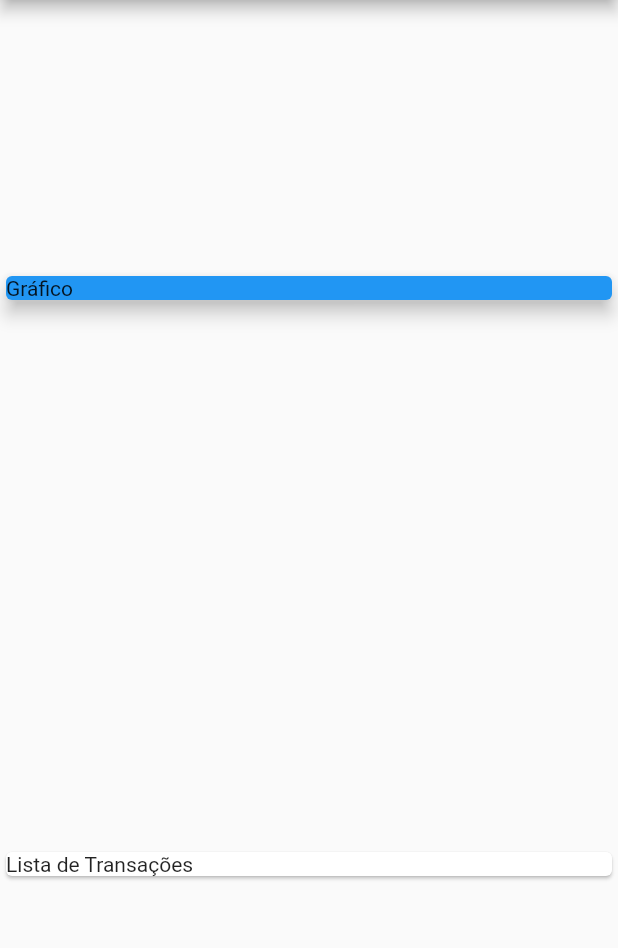
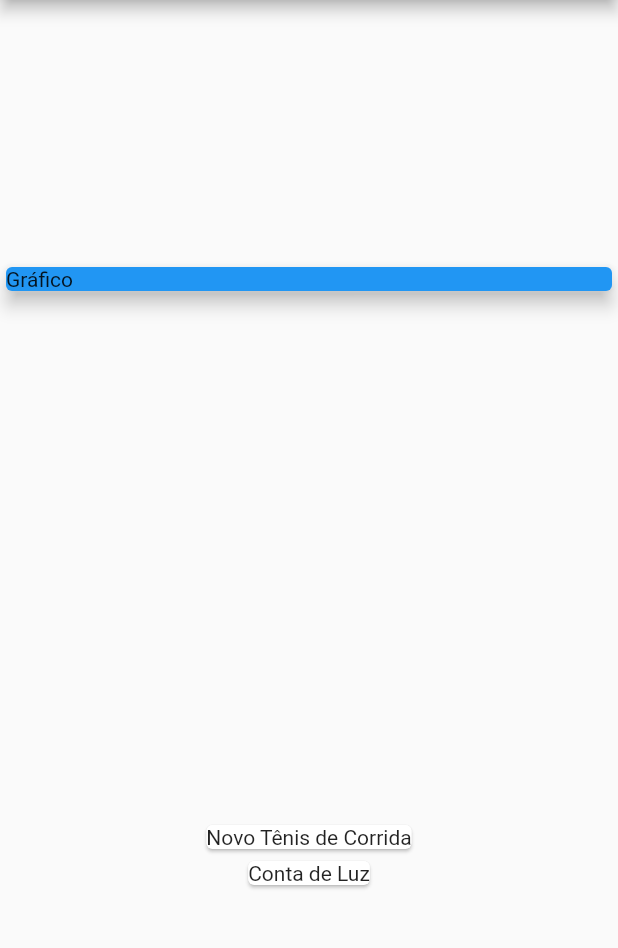
Before and after one commit to CharlesEdu07/ExpensesApp, a Flutter app: the screen it shows after launch, on a phone screen of 412 x 824 dp, the part 84-1032 px from its top. Run offline on Flutter 3.47's test engine with Material 2 defaults, Android fonts, the phone set to English and light mode, and no system bars.

Commit message:
Visualizando itens da lista

```diff
--- a/lib/main.dart
+++ b/lib/main.dart
@@ -1,4 +1,5 @@
 import 'package:flutter/material.dart';
+import './models/transaction.dart';
 
 void main() => runApp(ExpensesApp());
 
@@ -13,6 +14,21 @@ class ExpensesApp extends StatelessWidget {
 }
 
 class MyHomePage extends StatelessWidget {
+  final _transactions = [
+    Transaction(
+      id: 't1',
+      title: 'Novo Tênis de Corrida',
+      value: 310.76,
+      date: DateTime.now(),
+    ),
+    Transaction(
+      id: 't2',
+      title: 'Conta de Luz',
+      value: 211.30,
+      date: DateTime.now(),
+    ),
+  ];
+
   @override
   Widget build(BuildContext context) {
     return Scaffold(
@@ -30,9 +46,13 @@ class MyHomePage extends StatelessWidget {
               color: Colors.blue,
             ),
           ),
-          Card(
-            child: Text('Lista de Transações'),
-          ),
+          Column(
+            children: _transactions.map((tr) {
+              return Card(
+                child: Text(tr.title),
+              );
+            }).toList(),
+          )
         ],
       ),
     );
```
